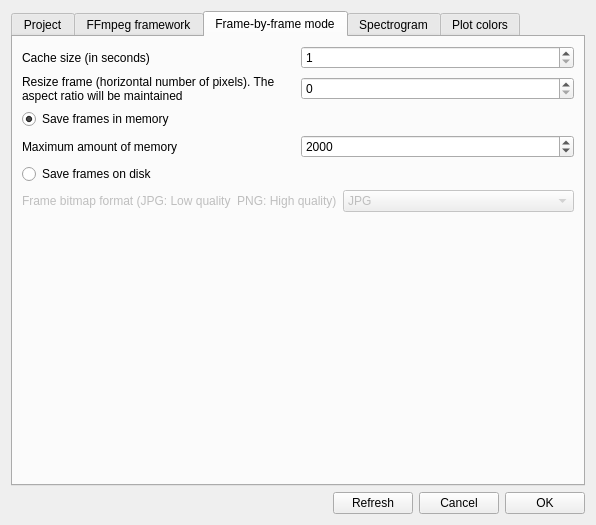
First picture: the form in src/preferences.ui, repository olivierfriard/BORIS, before the edit.
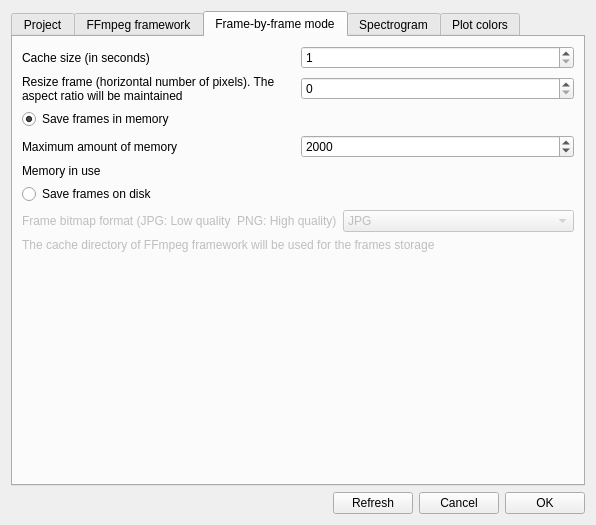
Second picture: the form after the edit.

Patch:
```diff
--- a/src/preferences.ui
+++ b/src/preferences.ui
@@ -396,6 +396,13 @@
            </item>
           </layout>
          </item>
+         <item>
+          <widget class="QLabel" name="lb_memory_in_use">
+           <property name="text">
+            <string>Memory in use</string>
+           </property>
+          </widget>
+         </item>
          <item>
           <widget class="QRadioButton" name="rb_save_frames_on_disk">
            <property name="text">
@@ -434,6 +441,16 @@
            </item>
           </layout>
          </item>
+         <item>
+          <widget class="QLabel" name="lb_storage_dir">
+           <property name="enabled">
+            <bool>false</bool>
+           </property>
+           <property name="text">
+            <string>The cache directory of FFmpeg framework will be used for the frames storage</string>
+           </property>
+          </widget>
+         </item>
          <item>
           <spacer name="verticalSpacer_2">
            <property name="orientation">
```
